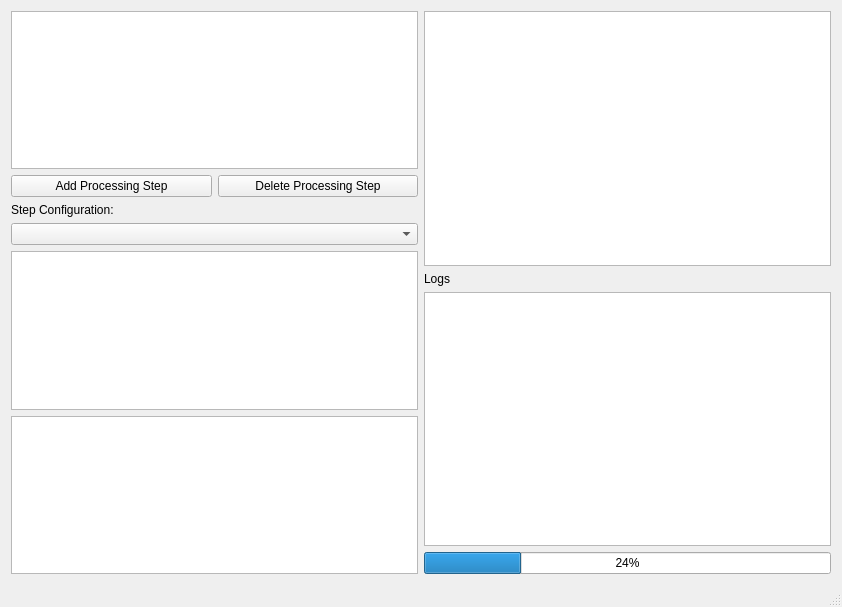
Qt form code/gui/mainwindow.ui (TU-Berlin-CVRS/uipf) before a commit.
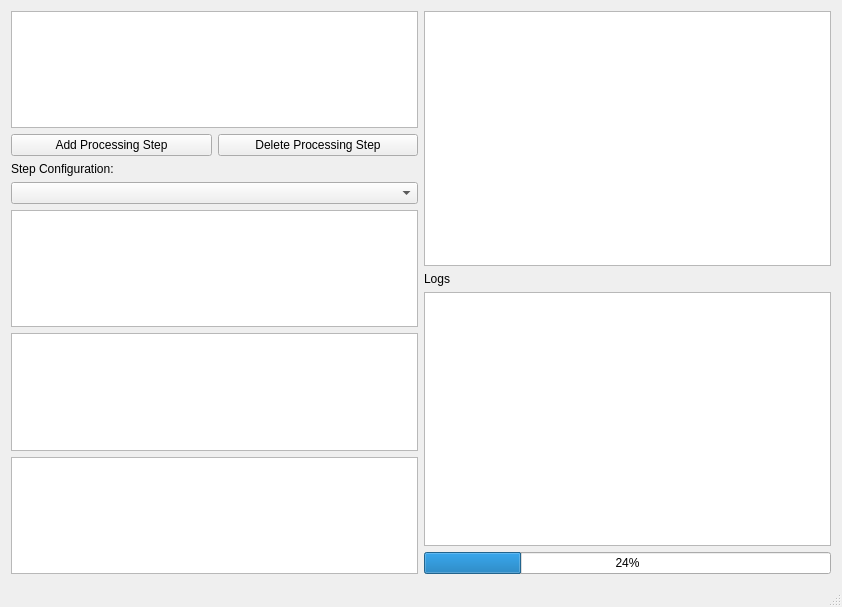
The same form after that commit.

Diff of the .ui file:
```diff
--- a/code/gui/mainwindow.ui
+++ b/code/gui/mainwindow.ui
@@ -82,6 +82,9 @@
       <item>
        <widget class="QTableView" name="tableInputs"/>
       </item>
+      <item>
+       <widget class="QTableView" name="tableView"/>
+      </item>
      </layout>
     </item>
    </layout>
```
Left out of the diff: 2 changed lines with no effect on the pictures.
